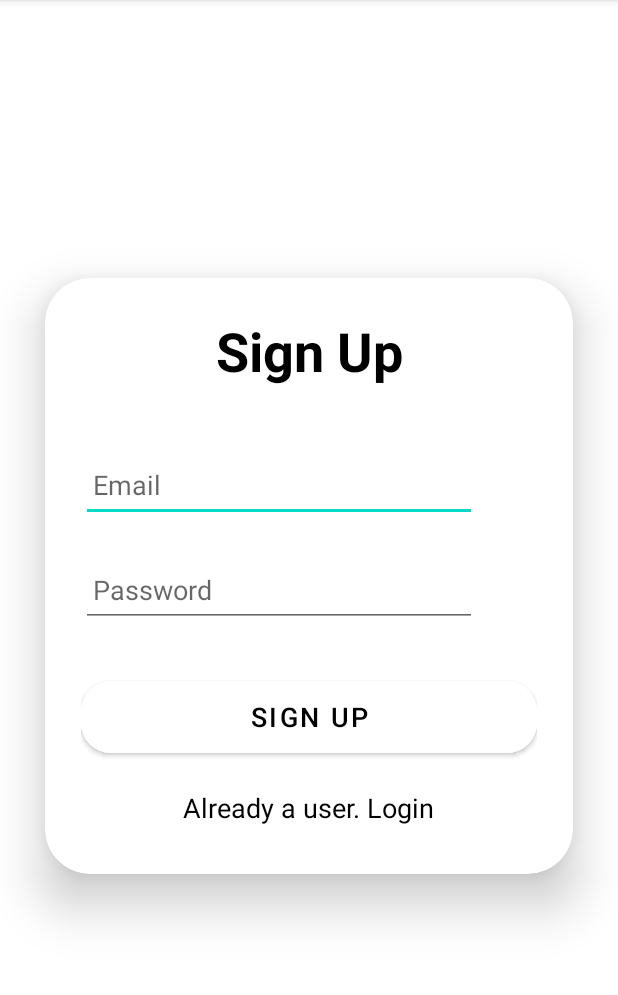
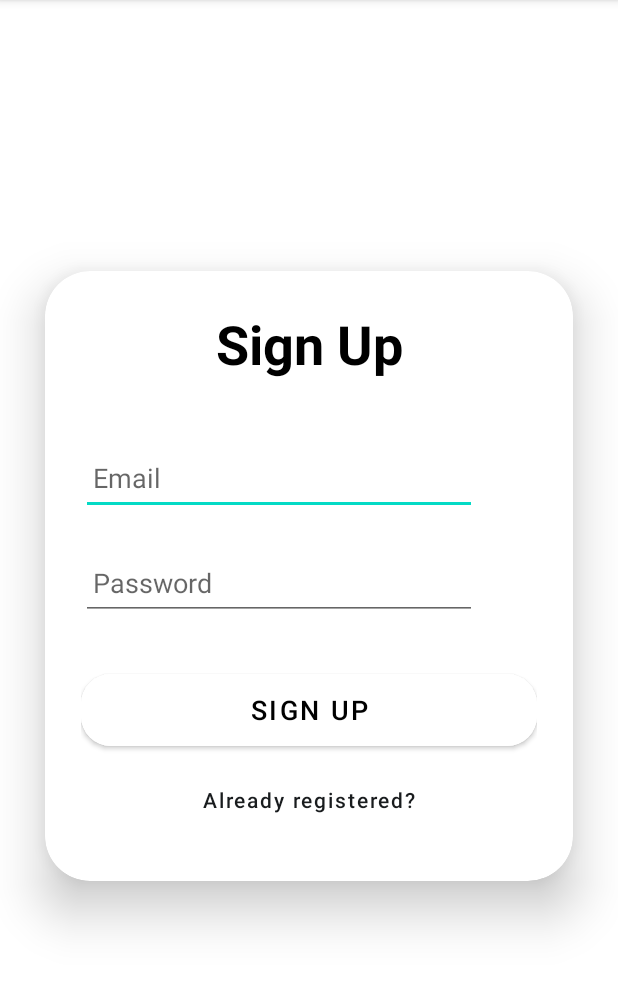
Before and after one commit to Liam-boston/ActiveSync, an Android app: the SignUpActivity screen opened directly, with no data from a screen before it, on a phone screen of 412 x 824 dp, the part 84-1079 px from its top. Run offline under Robolectric (Android 15) with nearby library versions, the phone set to English and light mode, and no system bars; our stand-ins replace Firebase (no records; nobody signed in at launch, a user with empty details on screens opened directly).

Commit message:
🔨 Make "Login" activity the launcher activity; disable login/signup forms while loading

```diff
--- a/app/src/main/java/edu/psu/sweng888/activesync/SignUpActivity.java
+++ b/app/src/main/java/edu/psu/sweng888/activesync/SignUpActivity.java
@@ -23,8 +23,24 @@ public class SignUpActivity extends AppCompatActivity {
     private FirebaseAuth auth;
     private EditText signupEmail, signupPassword;
     private Button signupButton;
-    private TextView loginRedirectText;
+    private Button loginRedirectButton;
 
+    private void setIsLoading(boolean isLoading) {
+        if (isLoading) {
+            // Disable form when an operation is in progress
+            signupEmail.setEnabled(false);
+            signupPassword.setEnabled(false);
+            signupButton.setEnabled(false);
+            loginRedirectButton.setEnabled(false);
+        }
+        else {
+            // Enable form when we're not loading
+            signupEmail.setEnabled(true);
+            signupPassword.setEnabled(true);
+            signupButton.setEnabled(true);
+            loginRedirectButton.setEnabled(true);
+        }
+    }
 
     @Override
     protected void onCreate(Bundle savedInstanceState) {
@@ -37,11 +53,21 @@ public class SignUpActivity extends AppCompatActivity {
         signupEmail = findViewById(R.id.signup_email);
         signupPassword = findViewById(R.id.signup_password);
         signupButton = findViewById(R.id.signup_button);
-        loginRedirectText = findViewById(R.id.loginRedirectText);
+        loginRedirectButton = findViewById(R.id.login_redirect_button);
 
-        signupButton.setOnClickListener(new View.OnClickListener() {
-            @Override
-            public void onClick(View view) {
+        setIsLoading(false);
+
+        loginRedirectButton.setOnClickListener(view -> {
+            setIsLoading(true);
+            startActivity(
+                new Intent(
+                    SignUpActivity.this, LoginActivity.class
+                )
+            );
+        });
+
+
+        signupButton.setOnClickListener(view -> {
             String user = signupEmail.getText().toString().trim();
             String pass = signupPassword.getText().toString().trim();
 
@@ -51,25 +77,16 @@ public class SignUpActivity extends AppCompatActivity {
             if(pass.isEmpty()){
                 signupPassword.setError("Enter a password");
             } else{
-                    auth.createUserWithEmailAndPassword(user, pass).addOnCompleteListener(new OnCompleteListener<AuthResult>() {
-                        @Override
-                        public void onComplete(@NonNull Task<AuthResult> task) {
+                setIsLoading(true);
+                auth.createUserWithEmailAndPassword(user, pass).addOnCompleteListener(task -> {
+                    setIsLoading(false);
                     if(task.isSuccessful()){
                         Toast.makeText(SignUpActivity.this, "Signup Successful", Toast.LENGTH_SHORT).show();
                         startActivity(new Intent(SignUpActivity.this, LoginActivity.class));
                     } else{
                         Toast.makeText(SignUpActivity.this, "Signup Failed" + task.getException().getMessage(), Toast.LENGTH_SHORT).show();
                     }
-                        }
                 });
-                }
-            }
-        });
-
-        loginRedirectText.setOnClickListener(new View.OnClickListener() {
-            @Override
-            public void onClick(View view) {
-                startActivity(new Intent(SignUpActivity.this, LoginActivity.class));
             }
         });
 
--- a/app/src/main/res/layout/sign_up_activity.xml
+++ b/app/src/main/res/layout/sign_up_activity.xml
@@ -64,18 +64,19 @@
                 android:text="Sign Up"
                 android:textColor="@color/black"
                 android:textSize="18sp"
-                app:cornerRadius="20dp" />
+                app:cornerRadius="20dp"
+                />
 
-            <TextView
-                android:id="@+id/loginRedirectText"
-                android:layout_width="wrap_content"
-                android:layout_height="wrap_content"
-                android:layout_gravity="center"
-                android:layout_marginTop="10dp"
-                android:padding="8dp"
-                android:text="Already a user. Login"
-                android:textColor="@color/black"
-                android:textSize="18sp" />
+            <Button
+                android:id="@+id/login_redirect_button"
+                android:layout_width="match_parent"
+                android:layout_height="60dp"
+                android:text="@string/already_registered"
+                android:textSize="14sp"
+                android:textAllCaps="false"
+                app:cornerRadius = "20dp"
+                style="?attr/borderlessButtonStyle"
+                />
         </LinearLayout>
     </androidx.cardview.widget.CardView>
 
--- a/app/src/main/res/values/strings.xml
+++ b/app/src/main/res/values/strings.xml
@@ -43,4 +43,10 @@
 
     <!-- Google Maps API KEY -->
     <string name="map_api_key">AIzaSyD4mlT6JrAHteKMALv9yK7WeNjqWq3w2Hs</string>
+    <string name="not_registered_yet">Not registered yet?</string>
+    <string name="login_button_text">Login</string>
+    <string name="password_hint">Password</string>
+    <string name="email_hint">Email</string>
+    <string name="login_view_title">Login</string>
+    <string name="already_registered">Already registered?</string>
 </resources>
```
Also changed, not shown: app/src/main/AndroidManifest.xml (+4 -3 lines), app/src/main/java/edu/psu/sweng888/activesync/LoginActivity.java (+41 -17 lines), app/src/main/res/layout/login_activity.xml (+16 -16 lines). Lines whose indentation alone changed are shown as unchanged.
